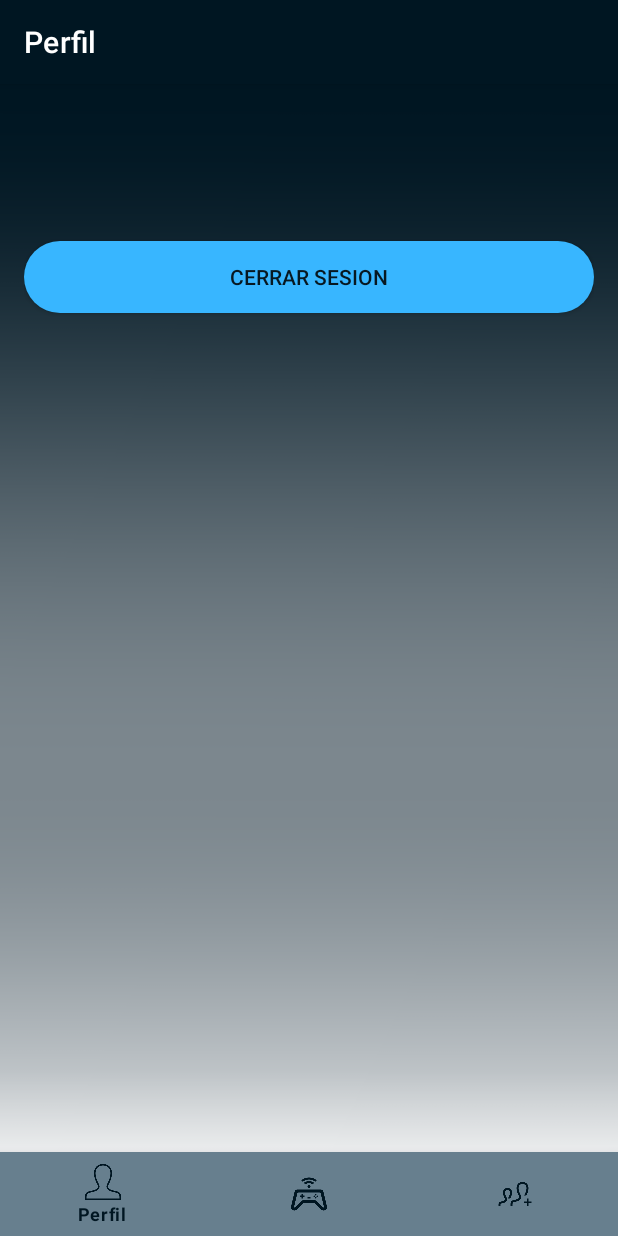
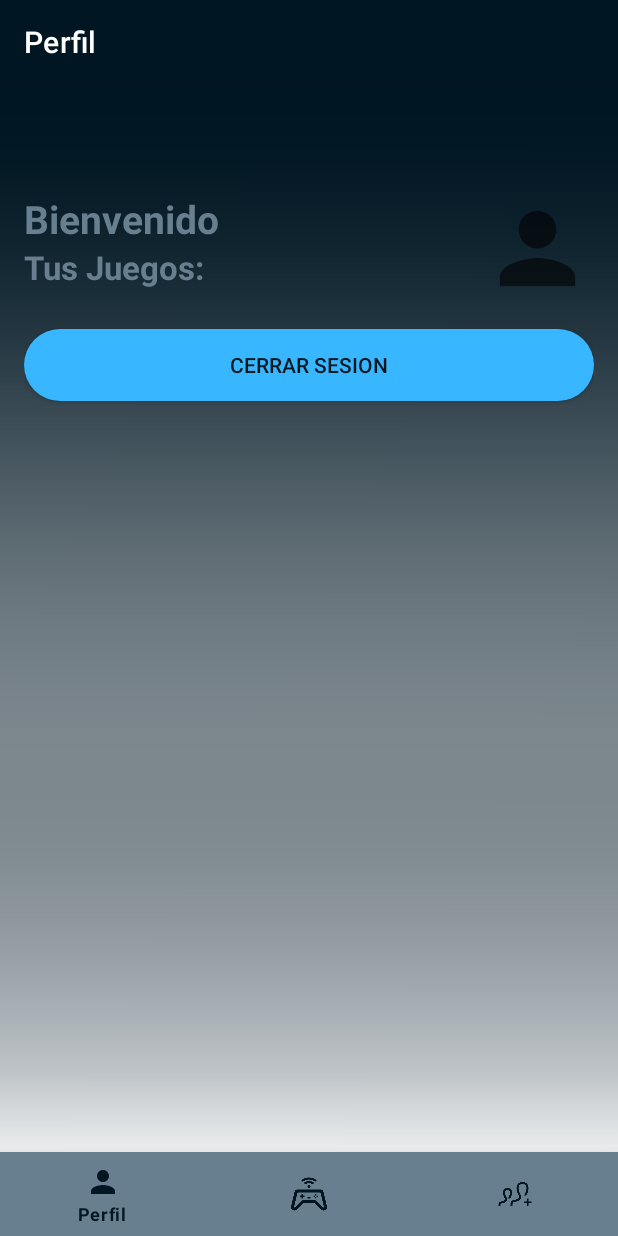
Before and after one commit to Josephvf10/TFC_LDJ, an Android app: the screen it shows after launch once a user with an empty profile is signed in (MainActivity), on a phone screen of 412 x 824 dp. Run offline under Robolectric (Android 15) with nearby library versions, the phone set to English and light mode, and no system bars; our stand-ins replace Firebase (no records; nobody signed in at launch, a user with empty details on screens opened directly), navigation-ui.

Commit message:
diseño lista juegos

```diff
--- a/Proyectotfc/app/build.gradle
+++ b/Proyectotfc/app/build.gradle
@@ -49,6 +49,7 @@ dependencies {
     implementation 'com.squareup.retrofit2:converter-gson:2.9.0'
     implementation 'com.github.bumptech.glide:glide:4.12.0'
     implementation 'androidx.legacy:legacy-support-v4:1.0.0'
+    implementation 'androidx.cardview:cardview:1.0.0'
     testImplementation 'junit:junit:4.13.2'
     androidTestImplementation 'androidx.test.ext:junit:1.1.3'
     androidTestImplementation 'androidx.test.espresso:espresso-core:3.4.0'
--- /dev/null
+++ b/Proyectotfc/app/src/main/res/drawable/profile.xml
@@ -0,0 +1,10 @@
+<vector xmlns:android="http://schemas.android.com/apk/res/android"
+    android:width="24dp"
+    android:height="24dp"
+    android:viewportWidth="24"
+    android:viewportHeight="24"
+    android:tint="?attr/colorControlNormal">
+  <path
+      android:fillColor="#677F8E"
+      android:pathData="M12,12c2.21,0 4,-1.79 4,-4s-1.79,-4 -4,-4 -4,1.79 -4,4 1.79,4 4,4zM12,14c-2.67,0 -8,1.34 -8,4v2h16v-2c0,-2.66 -5.33,-4 -8,-4z"/>
+</vector>
--- a/Proyectotfc/app/src/main/res/layout/fragment_perfil.xml
+++ b/Proyectotfc/app/src/main/res/layout/fragment_perfil.xml
@@ -7,20 +7,59 @@
     tools:context=".ui.Perfil.PerfilFragment"
     android:padding="@dimen/margen">
 
-    <TextView
-        android:id="@+id/tvNombre"
+    <LinearLayout
+        android:id="@+id/llPerfil"
         android:layout_width="match_parent"
         android:layout_height="wrap_content"
         app:layout_constraintTop_toTopOf="parent"
-        android:textSize="24sp"
-        />
+        android:orientation="horizontal">
 
+
+        <LinearLayout
+            android:layout_width="wrap_content"
+            android:layout_height="wrap_content"
+            android:orientation="vertical"
+            android:layout_weight="1">
+            <TextView
+                android:id="@+id/tvNombre"
+                android:layout_width="wrap_content"
+                android:layout_height="wrap_content"
+                android:text="Bienvenido"
+                app:layout_constraintTop_toTopOf="parent"
+                android:textSize="26sp"
+                android:textStyle="bold"
+                android:textColor="#677F8E"/>
+
+            <TextView
+                android:id="@+id/tvJuegos"
+                android:layout_width="wrap_content"
+                android:layout_height="wrap_content"
+                android:text="Tus Juegos:"
+                app:layout_constraintTop_toTopOf="parent"
+                android:textSize="22sp"
+                android:textStyle="bold"
+                android:textColor="#677F8E"/>
+
+        </LinearLayout>
+
+        <ImageView
+            android:id="@+id/ivPortadaJuego"
+            android:layout_width="75dp"
+            android:layout_height="75dp"
+            android:adjustViewBounds="true"
+            android:scaleType="fitXY"
+            android:src="@drawable/profile"/>
+
+    </LinearLayout>
     <androidx.appcompat.widget.AppCompatButton
         android:id="@+id/btnCerrarSesion"
         android:layout_width="match_parent"
         android:layout_height="wrap_content"
+        android:layout_marginTop="@dimen/margen"
         android:text="@string/btn_cerrar_sesion"
-        app:layout_constraintTop_toBottomOf="@id/tvNombre"
+        app:layout_constraintTop_toBottomOf="@id/llPerfil"
         android:background="@drawable/button_desing"
+
         />
+
 </androidx.constraintlayout.widget.ConstraintLayout>
```
Also changed, not shown: Proyectotfc/app/src/main/res/drawable/recycler_desing.xml (added, +8 -0 lines), Proyectotfc/app/src/main/res/layout/juegos_layout.xml (+14 -2 lines), Proyectotfc/app/src/main/res/drawable-v24/profile.png (deleted).
